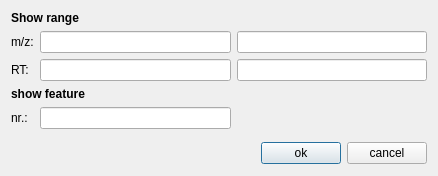
First picture: the form in include/OpenMS/VISUAL/DIALOGS/UIC/Spectrum2DGoToDialog.ui, repository hroest/flaming-archer, before the edit.
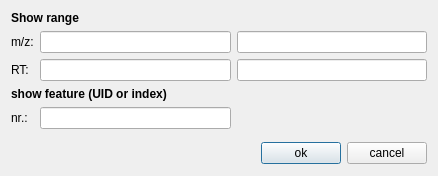
Second picture: the form after the edit.

Commit message: ** TOPPView: "Go To" dialog now supports UID's

Patch:
```diff
--- a/include/OpenMS/VISUAL/DIALOGS/UIC/Spectrum2DGoToDialog.ui
+++ b/include/OpenMS/VISUAL/DIALOGS/UIC/Spectrum2DGoToDialog.ui
@@ -154,7 +154,7 @@
         </font>
        </property>
        <property name="text" >
-        <string>show feature</string>
+        <string>show feature (UID or index)</string>
        </property>
        <property name="wordWrap" >
         <bool>false</bool>
```
The commit also changes 3 other files.
